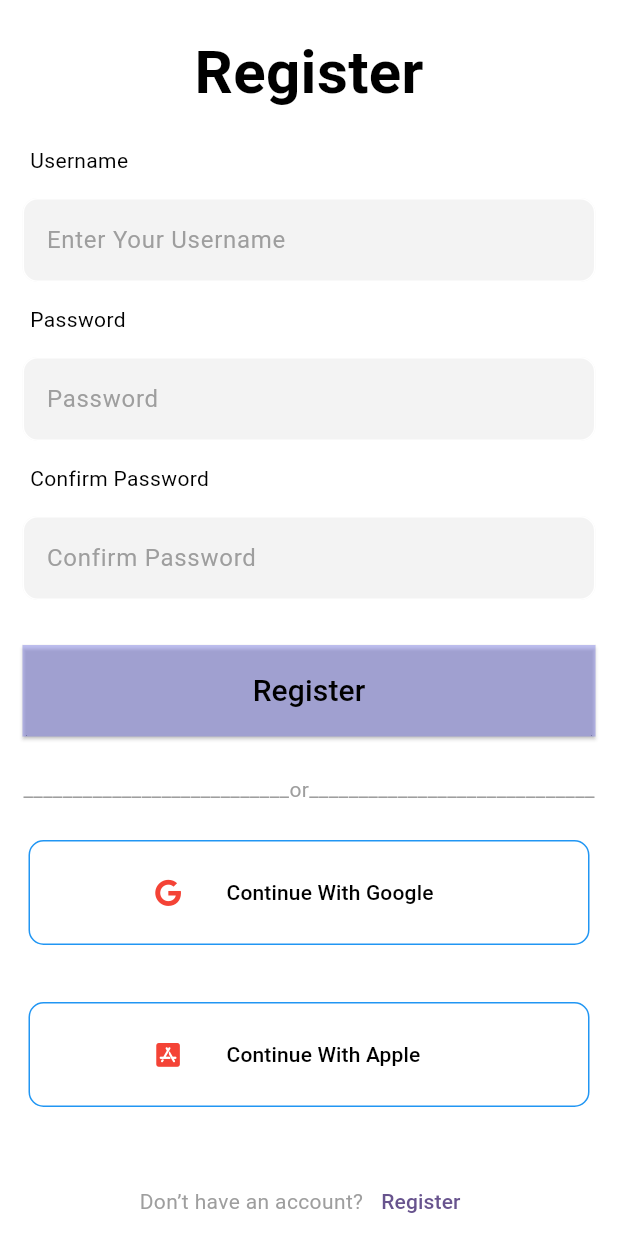
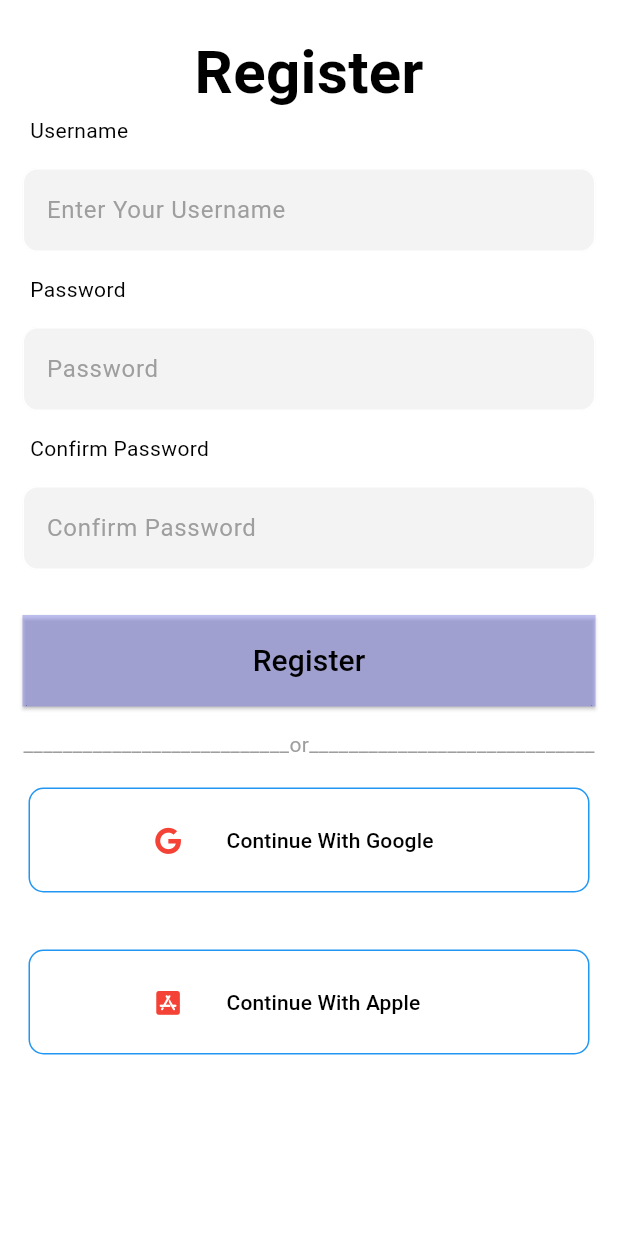
Before and after one commit to Namrata-yadav-08/ToDo_App, a Flutter app: the screen it shows after launch, after a tap on "Login", on a phone screen of 412 x 824 dp. Run offline on Flutter 3.47's test engine with Material 2 defaults, Android fonts, the phone set to English and light mode, and no system bars; our stand-ins replace font_awesome_flutter.

Commit message:
Upadated Register Pge

```diff
--- a/lib/login.dart
+++ b/lib/login.dart
@@ -25,7 +25,7 @@
           child: Column(
             mainAxisAlignment: MainAxisAlignment.spaceAround,
             children: [
-              Padding(padding: EdgeInsets.only(top: 10)),
+              const Padding(padding: EdgeInsets.only(top: 10)),
               buildcircl(context),
               _header(context),
               _inputField(context),
@@ -47,8 +47,8 @@
     return Row(
       mainAxisAlignment: MainAxisAlignment.center,
       children: [
-        iconButton(context, Icon(FontAwesomeIcons.google), () {}, Colors.red),
-        iconButton(context, Icon(FontAwesomeIcons.apple), () {}, Colors.black),
+        iconButton(context, const Icon(FontAwesomeIcons.google), () {}, Colors.red),
+        iconButton(context, const Icon(FontAwesomeIcons.apple), () {}, Colors.black),
       ],
     );
   }
@@ -123,7 +123,7 @@
     return Column(
       crossAxisAlignment: CrossAxisAlignment.stretch,
       children: [
-        // Padding(padding: EdgeInsets.all(19)),
+
         Container(
           margin: const EdgeInsets.all(15),
           child: TextField(
@@ -134,13 +134,12 @@
             style: const TextStyle(color: Colors.black),
 
             decoration: InputDecoration(
-              fillColor: Color.fromRGBO(196, 196, 196, 0.2),
+              fillColor: const Color.fromRGBO(196, 196, 196, 0.2),
               filled: true,
               hintText: "Enter Your Username",
               hintStyle: const TextStyle(color: Colors.grey),
-              suffixIcon: Icon(Icons.mail),
-              // fillColor: Color.fromRGBO(151, 151, 151, 1),
-              // filled: true,
+              suffixIcon: const Icon(Icons.mail),
+
               focusedBorder: OutlineInputBorder(
                 borderRadius: BorderRadius.circular(10),
 
@@ -168,11 +167,11 @@
             // enabled: false,
             style: const TextStyle(color: Colors.black),
             decoration: InputDecoration(
-                fillColor: Color.fromRGBO(196, 196, 196, 0.2),
+                fillColor: const Color.fromRGBO(196, 196, 196, 0.2),
                 filled: true,
                 hintText: "Password",
                 hintStyle: const TextStyle(color: Colors.grey),
-                suffixIcon: Icon(Icons.lock),
+                suffixIcon: const Icon(Icons.lock),
                 focusedBorder: OutlineInputBorder(
                   borderRadius: BorderRadius.circular(10),
                   // borderSide: const BorderSide(color: Colors.blue),
@@ -218,7 +217,7 @@
   _forgotPassword(context) {
     return TextButton(
         onPressed: () {},
-        child: CustomText(
+        child: const CustomText(
           text: "Forget Password ?",
           fontStyle: null,
           color: Colors.red,
@@ -323,7 +322,7 @@
   //   );
   // }
   Widget buildcircl(BuildContext context) {
-    return CircleAvatar(
+    return const CircleAvatar(
       radius: 70,
     );
   }
--- a/lib/register.dart
+++ b/lib/register.dart
@@ -29,27 +29,26 @@
                 height: 20,
               ),
               _header(context),
-              const SizedBox(
-                height: 20,
-              ),
+              // const SizedBox(
+              //   height: 20,
+              // ),
               _inputField(context),
-              const SizedBox(
-                height: 10,
-              ),
+              // const SizedBox(
+              //   height: 10,
+              // ),
               // _forgotPassword(context),
               const Text(
                 "___________________________or_____________________________",
                 style: TextStyle(color: Colors.grey),
               ),
-              const SizedBox(
-                height: 5,
-              ),
+              // const SizedBox(
+              //   height: 5,
+              // ),
               outlinebuttn(context),
 
-              const SizedBox(
-                height: 20,
-              ),
-              _signup(context),
+              // const SizedBox(
+              //   height: 20,
+              // ),
             ],
           ),
         ),
@@ -66,7 +65,9 @@
             actions: <Widget>[
               TextButton(
                   onPressed: () {
-                    Navigator.of(context).pop();
+                    Navigator.push(context,
+                        MaterialPageRoute(builder: (context) => const Login()));
+                    // Navigator.of(context).pop();
                   },
                   child: const Text("OK")),
             ],
```
